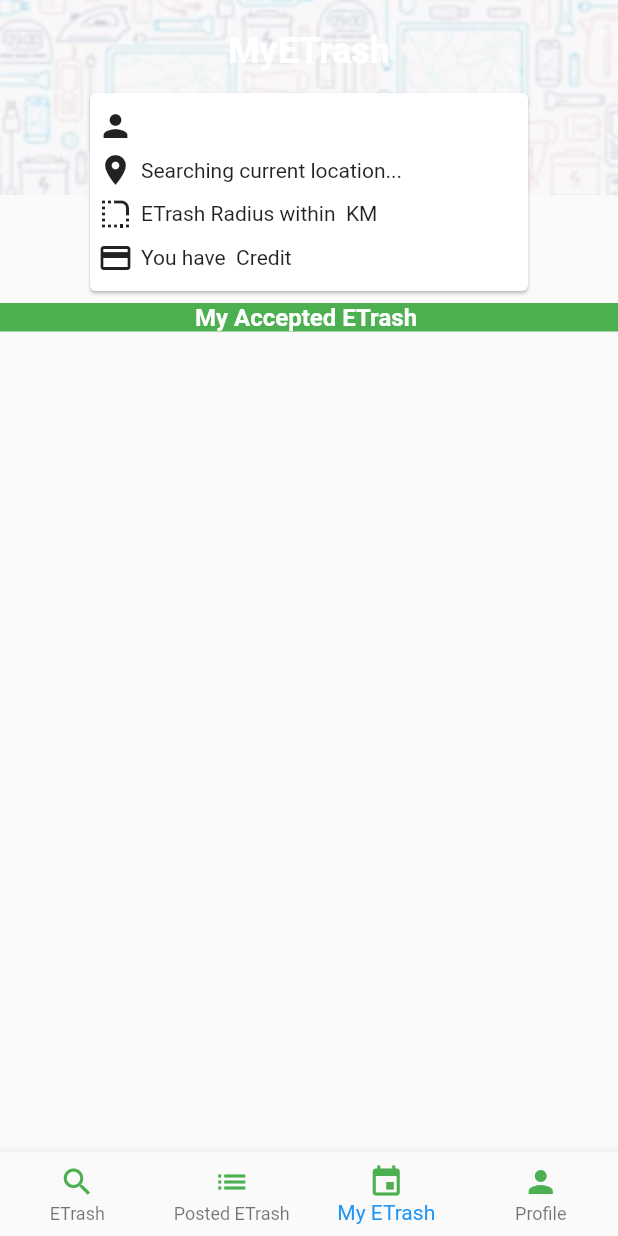
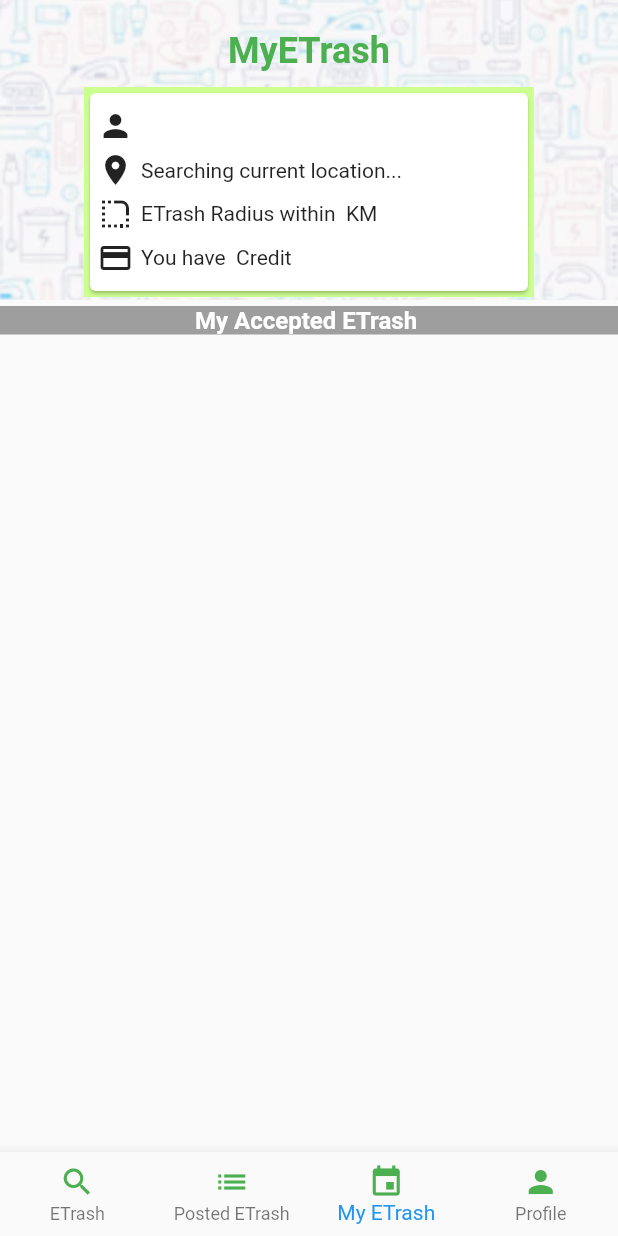
Before and after one commit to EmilySiew/myetrash, a Flutter app: the MainScreen screen opened directly with empty values, item 3 of the bottom bar chosen, on a phone screen of 412 x 824 dp. Run offline on Flutter 3.47's test engine with Material 2 defaults, Android fonts, the phone set to English and light mode, and no system bars; our stand-ins replace flutter_rating_bar, geolocator, google_maps_flutter, image_picker, progress_dialog, random_string and 3 more; missing offline and left inert: place_picker; accounts and stored records are empty.

Commit message:
Update tab_screen3.dart

```diff
--- a/lib/tab_screen3.dart
+++ b/lib/tab_screen3.dart
@@ -62,7 +62,7 @@ class _TabScreen3State extends State<TabScreen3> {
                               child: Image.asset(
                                 "assets/images/background.PNG",
                                 fit: BoxFit.fitWidth,
-                                height: 130,
+                                height: 200,
                                 width: 500,
                               ),
                               ),
@@ -76,10 +76,11 @@ class _TabScreen3State extends State<TabScreen3> {
                                         style: TextStyle(
                                             fontSize: 24,
                                             fontWeight: FontWeight.bold,
-                                            color: Colors.white)),
+                                            color: Colors.green)),
                                   ),
                                   SizedBox(height: 10),
                                   Container(
+                                    color: Colors.lightGreenAccent[100],
                                     width: 300,
                                     height: 140,
                                     child: Card(
@@ -161,7 +162,7 @@ class _TabScreen3State extends State<TabScreen3> {
                               height: 4,
                             ),
                             Container(
-                              color: Colors.green,
+                              color: Colors.grey,
                               child: Center(
                                 child: Text("My Accepted ETrash ",
                                     style: TextStyle(
```
